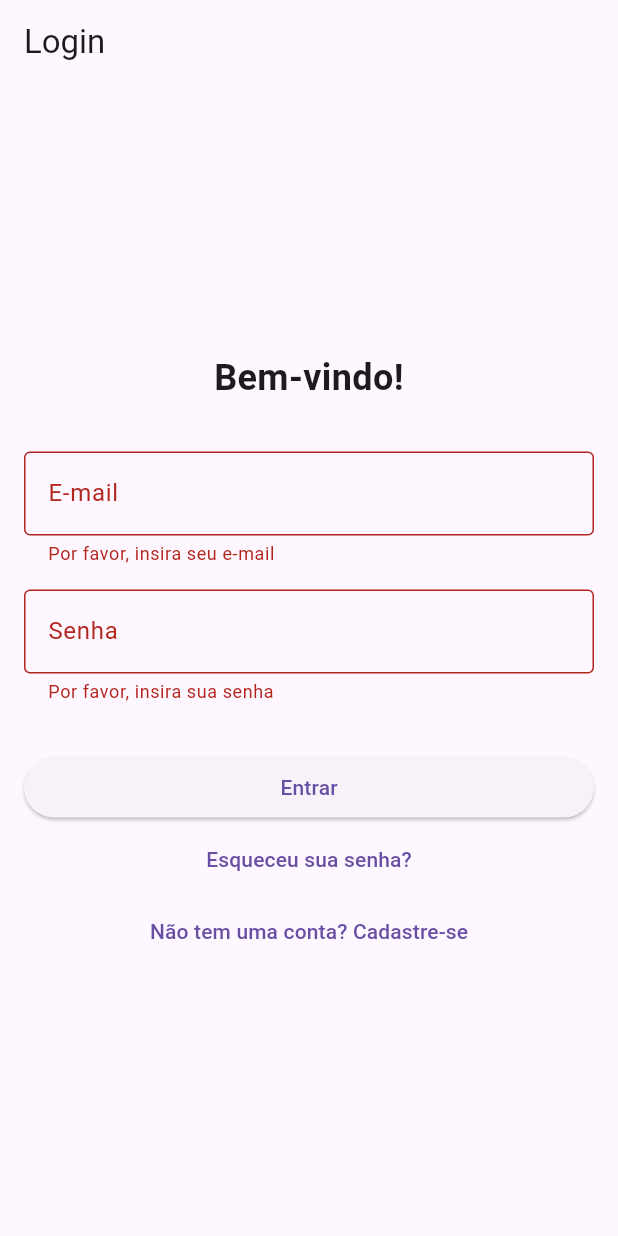
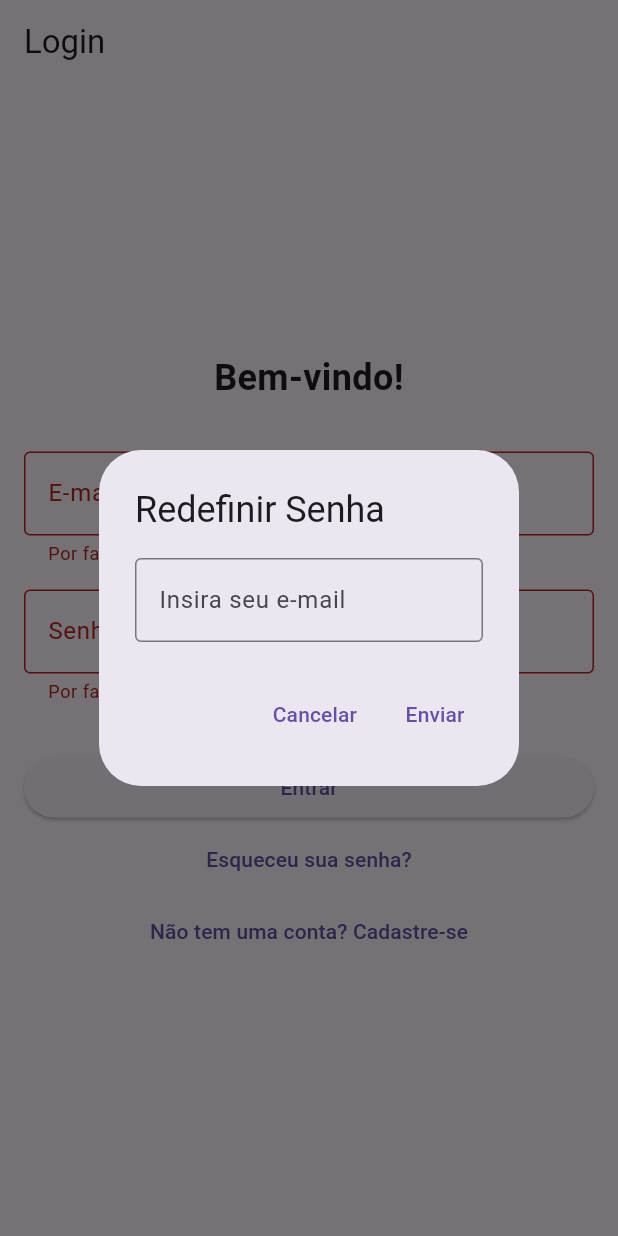
Before and after one commit to AntonioAlenc/Controle-de-Abastecimento, a Flutter app: the screen it shows after launch, after a tap on "Entrar", after a tap on "Esqueceu sua senha?", on a phone screen of 412 x 824 dp. Run offline on Flutter 3.47's test engine with Material 3 defaults, Android fonts, the phone set to English and light mode, and no system bars; our stand-ins replace cloud_firestore, firebase_auth, firebase_core; accounts and stored records are empty.

Commit message:
Recuperação de senha

```diff
--- a/controle_de_abastecimento/lib/telas/login_page.dart
+++ b/controle_de_abastecimento/lib/telas/login_page.dart
@@ -1,7 +1,7 @@
 import 'package:controle_de_abastecimento/telas/cadastro_page.dart';
+import 'package:controle_de_abastecimento/telas/home_page.dart';
 import 'package:flutter/material.dart';
 import 'package:firebase_auth/firebase_auth.dart';
-import 'home_page.dart'; // Tela principal após login bem-sucedido.
 
 class LoginPage extends StatelessWidget {
   final _formKey = GlobalKey<FormState>();
@@ -9,6 +9,53 @@ class LoginPage extends StatelessWidget {
   final TextEditingController senhaController = TextEditingController();
 
   LoginPage({Key? key}) : super(key: key);
+
+  Future<void> _enviarEmailRedefinicaoSenha(BuildContext context) async {
+    String email = '';
+    await showDialog(
+      context: context,
+      builder: (context) {
+        return AlertDialog(
+          title: const Text('Redefinir Senha'),
+          content: TextField(
+            onChanged: (value) {
+              email = value;
+            },
+            decoration: const InputDecoration(
+              labelText: 'Insira seu e-mail',
+              border: OutlineInputBorder(),
+            ),
+          ),
+          actions: [
+            TextButton(
+              onPressed: () {
+                Navigator.of(context).pop();
+              },
+              child: const Text('Cancelar'),
+            ),
+            TextButton(
+              onPressed: () async {
+                try {
+                  await FirebaseAuth.instance.sendPasswordResetEmail(email: email);
+                  ScaffoldMessenger.of(context).showSnackBar(
+                    const SnackBar(
+                      content: Text('E-mail de redefinição enviado. Verifique sua caixa de entrada.'),
+                    ),
+                  );
+                  Navigator.of(context).pop();
+                } catch (e) {
+                  ScaffoldMessenger.of(context).showSnackBar(
+                    SnackBar(content: Text('Erro ao enviar e-mail: $e')),
+                  );
+                }
+              },
+              child: const Text('Enviar'),
+            ),
+          ],
+        );
+      },
+    );
+  }
 
   Future<void> _fazerLogin(BuildContext context) async {
     try {
@@ -18,11 +65,12 @@ class LoginPage extends StatelessWidget {
       );
       Navigator.pushReplacement(
         context,
-        MaterialPageRoute(builder: (context) => const HomePage()),
+        MaterialPageRoute(builder: (context) => const HomePage()), // Substitua pela sua tela principal
       );
     } catch (e) {
       ScaffoldMessenger.of(context).showSnackBar(
-        SnackBar(content: Text('Erro ao fazer login: $e')));
+        SnackBar(content: Text('Erro ao fazer login: $e')),
+      );
     }
   }
 
@@ -86,17 +134,16 @@ class LoginPage extends StatelessWidget {
               ),
               TextButton(
                 onPressed: () {
-                  // Função para recuperação de senha ou outra navegação.
+                  _enviarEmailRedefinicaoSenha(context);
                 },
                 child: const Text('Esqueceu sua senha?'),
               ),
               TextButton(
                 onPressed: () {
-                  // Navegar para a tela de cadastro
                   Navigator.push(
                     context,
                     MaterialPageRoute(
-                      builder: (context) => CadastroPage(),
+                      builder: (context) => CadastroPage(), // Substitua pela tela de cadastro
                     ),
                   );
                 },
```
